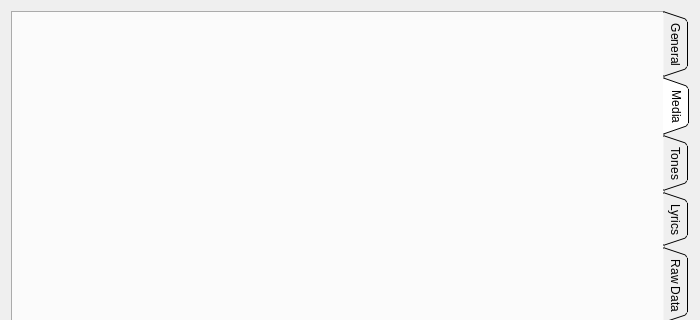
This is ui/songinfo.ui in mhaehnel/UltraEdit as Qt 5 draws it before an edit; both pictures show x 0 to 700 and y 0 to 320 of the 700 by 509 pixel window. The edited form follows.
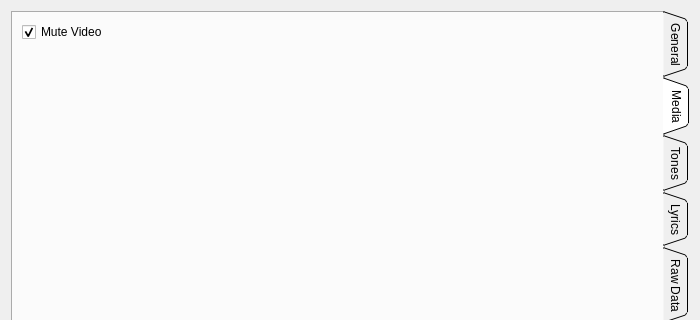
This is the edited form. The open tabs and pages were chosen to show the change. Icons and pictures are not drawn. Custom widgets are drawn as their Qt base class.

Commit message: Added video playback support

Diff of the .ui file:
```diff
--- a/ui/songinfo.ui
+++ b/ui/songinfo.ui
@@ -303,6 +303,38 @@
         <attribute name="title">
          <string>Media</string>
         </attribute>
+        <layout class="QVBoxLayout" name="verticalLayout_5">
+         <item>
+          <layout class="QHBoxLayout" name="horizontalLayout_10">
+           <item>
+            <widget class="QCheckBox" name="muteSong">
+             <property name="text">
+              <string>Mute Video</string>
+             </property>
+             <property name="checked">
+              <bool>true</bool>
+             </property>
+            </widget>
+           </item>
+          </layout>
+         </item>
+         <item>
+          <widget class="VideoWidget" name="videoWidget" native="true"/>
+         </item>
+         <item>
+          <spacer name="verticalSpacer">
+           <property name="orientation">
+            <enum>Qt::Vertical</enum>
+           </property>
+           <property name="sizeHint" stdset="0">
+            <size>
+             <width>20</width>
+             <height>40</height>
+            </size>
+           </property>
+          </spacer>
+         </item>
+        </layout>
        </widget>
        <widget class="QWidget" name="tonesTab">
         <attribute name="title">
@@ -460,6 +492,12 @@
    <header>notewidget.h</header>
    <container>1</container>
   </customwidget>
+  <customwidget>
+   <class>VideoWidget</class>
+   <extends>QWidget</extends>
+   <header>videowidget.h</header>
+   <container>1</container>
+  </customwidget>
  </customwidgets>
  <resources/>
  <connections/>
```
Left out of the diff: 2 changed lines with no effect on the pictures. The commit also changes 6 other files.
